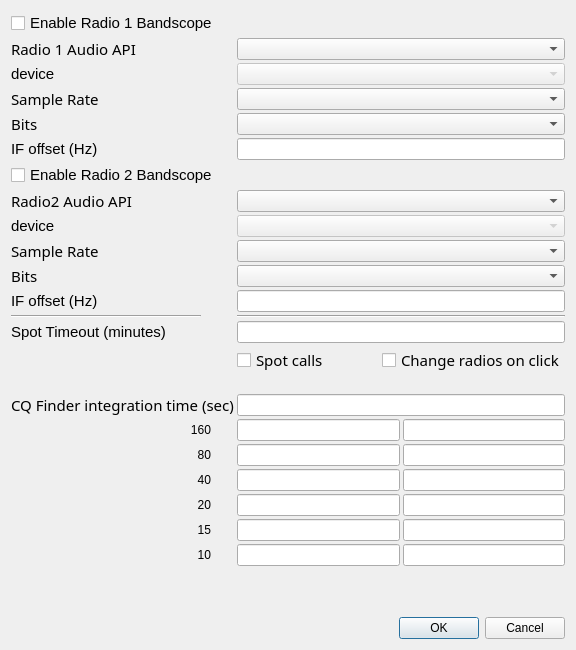
n4ogw/so2sdr, file so2sdr/sdrdialog.ui: the form before one commit.
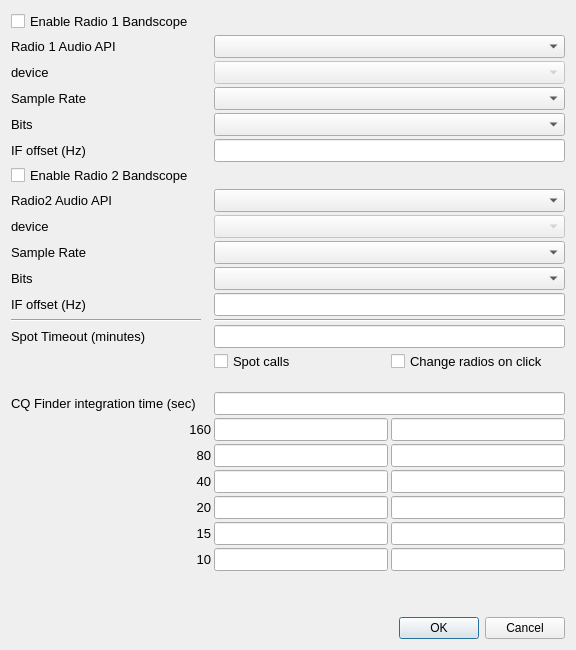
The form after the commit.

Commit message: Changes related to latest Windows update. Mostly fixing font problems and inconsistencies.

```diff
--- a/so2sdr/sdrdialog.ui
+++ b/so2sdr/sdrdialog.ui
@@ -47,7 +47,7 @@
       <widget class="QCheckBox" name="checkBox">
        <property name="font">
         <font>
-         <pointsize>11</pointsize>
+         <pointsize>10</pointsize>
         </font>
        </property>
        <property name="text">
@@ -59,8 +59,7 @@
       <widget class="QLabel" name="label_12">
        <property name="font">
         <font>
-         <family>Sans Serif</family>
-         <pointsize>11</pointsize>
+         <pointsize>10</pointsize>
         </font>
        </property>
        <property name="text">
@@ -70,6 +69,11 @@
      </item>
      <item row="1" column="1">
       <widget class="QComboBox" name="API1ComboBox">
+       <property name="font">
+        <font>
+         <pointsize>10</pointsize>
+        </font>
+       </property>
        <property name="toolTip">
         <string/>
        </property>
@@ -79,7 +83,7 @@
       <widget class="QLabel" name="label">
        <property name="font">
         <font>
-         <pointsize>11</pointsize>
+         <pointsize>10</pointsize>
         </font>
        </property>
        <property name="text">
@@ -92,14 +96,18 @@
        <property name="enabled">
         <bool>false</bool>
        </property>
+       <property name="font">
+        <font>
+         <pointsize>10</pointsize>
+        </font>
+       </property>
       </widget>
      </item>
      <item row="3" column="0">
       <widget class="QLabel" name="label_8">
        <property name="font">
         <font>
-         <family>Sans Serif</family>
-         <pointsize>11</pointsize>
+         <pointsize>10</pointsize>
         </font>
        </property>
        <property name="text">
@@ -108,14 +116,19 @@
       </widget>
      </item>
      <item row="3" column="1">
-      <widget class="QComboBox" name="SampleRate1ComboBox"/>
+      <widget class="QComboBox" name="SampleRate1ComboBox">
+       <property name="font">
+        <font>
+         <pointsize>10</pointsize>
+        </font>
+       </property>
+      </widget>
      </item>
      <item row="4" column="0">
       <widget class="QLabel" name="label_6">
        <property name="font">
         <font>
-         <family>Sans Serif</family>
-         <pointsize>11</pointsize>
+         <pointsize>10</pointsize>
         </font>
        </property>
        <property name="text">
@@ -124,13 +137,19 @@
       </widget>
      </item>
      <item row="4" column="1">
-      <widget class="QComboBox" name="Bits1ComboBox"/>
+      <widget class="QComboBox" name="Bits1ComboBox">
+       <property name="font">
+        <font>
+         <pointsize>10</pointsize>
+        </font>
+       </property>
+      </widget>
      </item>
      <item row="5" column="0">
       <widget class="QLabel" name="label_2">
        <property name="font">
         <font>
-         <pointsize>11</pointsize>
+         <pointsize>10</pointsize>
         </font>
        </property>
        <property name="text">
@@ -140,6 +159,11 @@
      </item>
      <item row="5" column="1">
       <widget class="QLineEdit" name="OffsetLineEdit">
+       <property name="font">
+        <font>
+         <pointsize>10</pointsize>
+        </font>
+       </property>
        <property name="toolTip">
         <string>difference between radio IF frequency and LO frequency</string>
        </property>
@@ -149,7 +173,7 @@
       <widget class="QCheckBox" name="checkBox_2">
        <property name="font">
         <font>
-         <pointsize>11</pointsize>
+         <pointsize>10</pointsize>
         </font>
        </property>
        <property name="text">
@@ -161,8 +185,7 @@
       <widget class="QLabel" name="label_13">
        <property name="font">
         <font>
-         <family>Sans Serif</family>
-         <pointsize>11</pointsize>
+         <pointsize>10</pointsize>
         </font>
        </property>
        <property name="text">
@@ -171,13 +194,19 @@
       </widget>
      </item>
      <item row="8" column="1">
-      <widget class="QComboBox" name="API2ComboBox"/>
+      <widget class="QComboBox" name="API2ComboBox">
+       <property name="font">
+        <font>
+         <pointsize>10</pointsize>
+        </font>
+       </property>
+      </widget>
      </item>
      <item row="9" column="0">
       <widget class="QLabel" name="label_3">
        <property name="font">
         <font>
-         <pointsize>11</pointsize>
+         <pointsize>10</pointsize>
         </font>
        </property>
        <property name="text">
@@ -190,14 +219,18 @@
        <property name="enabled">
         <bool>false</bool>
        </property>
+       <property name="font">
+        <font>
+         <pointsize>10</pointsize>
+        </font>
+       </property>
       </widget>
      </item>
      <item row="10" column="0">
       <widget class="QLabel" name="label_9">
        <property name="font">
         <font>
-         <family>Sans Serif</family>
-         <pointsize>11</pointsize>
+         <pointsize>10</pointsize>
         </font>
        </property>
        <property name="text">
@@ -206,14 +239,19 @@
       </widget>
      </item>
      <item row="10" column="1">
-      <widget class="QComboBox" name="SampleRate2ComboBox"/>
+      <widget class="QComboBox" name="SampleRate2ComboBox">
+       <property name="font">
+        <font>
+         <pointsize>10</pointsize>
+        </font>
+       </property>
+      </widget>
      </item>
      <item row="11" column="0">
       <widget class="QLabel" name="label_7">
        <property name="font">
         <font>
-         <family>Sans Serif</family>
-         <pointsize>11</pointsize>
+         <pointsize>10</pointsize>
         </font>
        </property>
        <property name="text">
@@ -222,13 +260,19 @@
       </widget>
      </item>
      <item row="11" column="1">
-      <widget class="QComboBox" name="Bits2ComboBox"/>
+      <widget class="QComboBox" name="Bits2ComboBox">
+       <property name="font">
+        <font>
+         <pointsize>10</pointsize>
+        </font>
+       </property>
+      </widget>
      </item>
      <item row="12" column="0">
       <widget class="QLabel" name="label_4">
        <property name="font">
         <font>
-         <pointsize>11</pointsize>
+         <pointsize>10</pointsize>
         </font>
        </property>
        <property name="text">
@@ -238,6 +282,11 @@
      </item>
      <item row="12" column="1">
       <widget class="QLineEdit" name="Offset2LineEdit">
+       <property name="font">
+        <font>
+         <pointsize>10</pointsize>
+        </font>
+       </property>
        <property name="toolTip">
         <string>difference between radio IF frequency and LO frequency</string>
        </property>
@@ -285,7 +334,7 @@
       <widget class="QLabel" name="label_5">
        <property name="font">
         <font>
-         <pointsize>11</pointsize>
+         <pointsize>10</pointsize>
         </font>
        </property>
        <property name="text">
@@ -295,6 +344,11 @@
      </item>
      <item row="14" column="1">
       <widget class="QLineEdit" name="SpotTimeoutLineEdit">
+       <property name="font">
+        <font>
+         <pointsize>10</pointsize>
+        </font>
+       </property>
        <property name="toolTip">
         <string>Calls are removed from the bandmap after this amount of time</string>
        </property>
@@ -306,8 +360,7 @@
         <widget class="QCheckBox" name="SpotCallsCheckBox">
          <property name="font">
           <font>
-           <family>Sans Serif</family>
-           <pointsize>11</pointsize>
+           <pointsize>10</pointsize>
           </font>
          </property>
          <property name="toolTip">
@@ -323,8 +376,7 @@
         <widget class="QCheckBox" name="ChangeRadioClickCheckBox">
          <property name="font">
           <font>
-           <family>Sans Serif</family>
-           <pointsize>11</pointsize>
+           <pointsize>10</pointsize>
           </font>
          </property>
          <property name="toolTip">
@@ -349,8 +401,7 @@
       <widget class="QLabel" name="label_11">
        <property name="font">
         <font>
-         <family>Sans Serif</family>
-         <pointsize>11</pointsize>
+         <pointsize>10</pointsize>
         </font>
        </property>
        <property name="text">
@@ -360,6 +411,11 @@
      </item>
      <item row="18" column="1">
       <widget class="QLineEdit" name="lineEditIntegTime">
+       <property name="font">
+        <font>
+         <pointsize>10</pointsize>
+        </font>
+       </property>
        <property name="toolTip">
         <string>Amount of time between each CQ Finder update. Typical settings 5
 seconds in Sprints, 15-30 seconds in other contests.</string>
@@ -379,6 +435,11 @@
            <height>0</height>
           </size>
          </property>
+         <property name="font">
+          <font>
+           <pointsize>10</pointsize>
+          </font>
+         </property>
          <property name="text">
           <string>10</string>
          </property>
@@ -389,6 +450,11 @@
        </item>
        <item row="4" column="0">
         <widget class="QLabel" name="label_15">
+         <property name="font">
+          <font>
+           <pointsize>10</pointsize>
+          </font>
+         </property>
          <property name="text">
           <string>15</string>
          </property>
@@ -399,6 +465,11 @@
        </item>
        <item row="3" column="0">
         <widget class="QLabel" name="label_16">
+         <property name="font">
+          <font>
+           <pointsize>10</pointsize>
+          </font>
+         </property>
          <property name="text">
           <string>20</string>
          </property>
@@ -409,6 +480,11 @@
        </item>
        <item row="2" column="0">
         <widget class="QLabel" name="label_17">
+         <property name="font">
+          <font>
+           <pointsize>10</pointsize>
+          </font>
+         </property>
          <property name="text">
           <string>40</string>
          </property>
@@ -425,6 +501,11 @@
            <height>0</height>
           </size>
          </property>
+         <property name="font">
+          <font>
+           <pointsize>10</pointsize>
+          </font>
+         </property>
          <property name="text">
           <string>80</string>
          </property>
@@ -435,6 +516,11 @@
        </item>
        <item row="0" column="0">
         <widget class="QLabel" name="label_19">
+         <property name="font">
+          <font>
+           <pointsize>10</pointsize>
+          </font>
+         </property>
          <property name="text">
           <string>160</string>
          </property>
@@ -451,40 +537,112 @@
         <number>3</number>
        </property>
        <item row="0" column="1">
-        <widget class="QLineEdit" name="lineEdit160high"/>
+        <widget class="QLineEdit" name="lineEdit160high">
+         <property name="font">
+          <font>
+           <pointsize>10</pointsize>
+          </font>
+         </property>
+        </widget>
        </item>
        <item row="0" column="0">
-        <widget class="QLineEdit" name="lineEdit160low"/>
+        <widget class="QLineEdit" name="lineEdit160low">
+         <property name="font">
+          <font>
+           <pointsize>10</pointsize>
+          </font>
+         </property>
+        </widget>
        </item>
        <item row="2" column="0">
-        <widget class="QLineEdit" name="lineEdit40low"/>
+        <widget class="QLineEdit" name="lineEdit40low">
+         <property name="font">
+          <font>
+           <pointsize>10</pointsize>
+          </font>
+         </property>
+        </widget>
        </item>
        <item row="2" column="1">
-        <widget class="QLineEdit" name="lineEdit40high"/>
+        <widget class="QLineEdit" name="lineEdit40high">
+         <property name="font">
+          <font>
+           <pointsize>10</pointsize>
+          </font>
+         </property>
+        </widget>
        </item>
        <item row="1" column="0">
-        <widget class="QLineEdit" name="lineEdit80low"/>
+        <widget class="QLineEdit" name="lineEdit80low">
+         <property name="font">
+          <font>
+           <pointsize>10</pointsize>
+          </font>
+         </property>
+        </widget>
        </item>
        <item row="1" column="1">
-        <widget class="QLineEdit" name="lineEdit80high"/>
+        <widget class="QLineEdit" name="lineEdit80high">
+         <property name="font">
+          <font>
+           <pointsize>10</pointsize>
+          </font>
+         </property>
+        </widget>
        </item>
        <item row="3" column="0">
-        <widget class="QLineEdit" name="lineEdit20low"/>
+        <widget class="QLineEdit" name="lineEdit20low">
+         <property name="font">
+          <font>
+           <pointsize>10</pointsize>
+          </font>
+         </property>
+        </widget>
        </item>
        <item row="3" column="1">
-        <widget class="QLineEdit" name="lineEdit20high"/>
+        <widget class="QLineEdit" name="lineEdit20high">
+         <property name="font">
+          <font>
+           <pointsize>10</pointsize>
+          </font>
+         </property>
+        </widget>
        </item>
        <item row="4" column="0">
-        <widget class="QLineEdit" name="lineEdit15low"/>
+        <widget class="QLineEdit" name="lineEdit15low">
+         <property name="font">
+          <font>
+           <pointsize>10</pointsize>
+          </font>
+         </property>
+        </widget>
        </item>
        <item row="4" column="1">
-        <widget class="QLineEdit" name="lineEdit15high"/>
+        <widget class="QLineEdit" name="lineEdit15high">
+         <property name="font">
+          <font>
+           <pointsize>10</pointsize>
+          </font>
+         </property>
+        </widget>
        </item>
        <item row="5" column="0">
-        <widget class="QLineEdit" name="lineEdit10low"/>
+        <widget class="QLineEdit" name="lineEdit10low">
+         <property name="font">
+          <font>
+           <pointsize>10</pointsize>
+          </font>
+         </property>
+        </widget>
        </item>
        <item row="5" column="1">
-        <widget class="QLineEdit" name="lineEdit10high"/>
+        <widget class="QLineEdit" name="lineEdit10high">
+         <property name="font">
+          <font>
+           <pointsize>10</pointsize>
+          </font>
+         </property>
+        </widget>
        </item>
       </layout>
      </item>
```
The commit also changes 18 other files.
